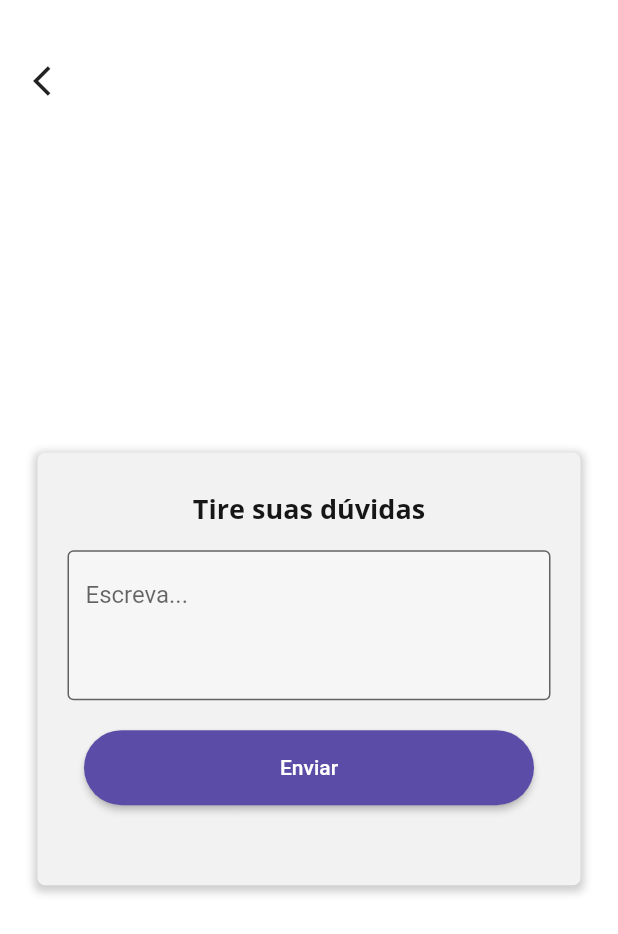
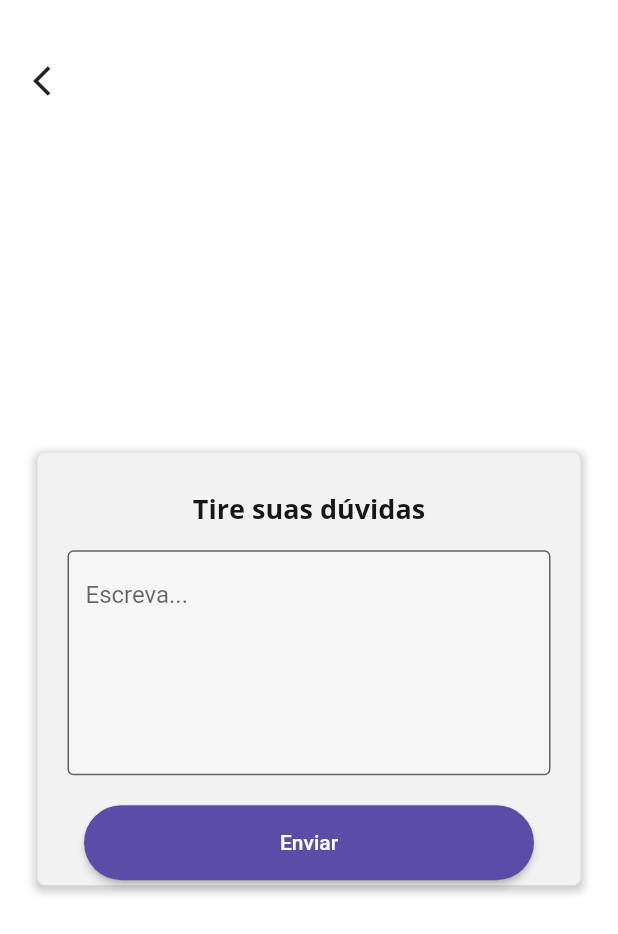
Before and after one commit to MarUguedes/Xtintas, a Flutter app: the DoubtPage screen opened by its route, on a phone screen of 412 x 824 dp. Shown: the top 934 px of the screen. Run offline on Flutter 3.47's test engine with Material 2 defaults, Android fonts, the phone set to English and light mode, and no system bars; our stand-ins replace bloc, flutter_bloc, google_fonts, shared_preferences; accounts and stored records are empty.

Commit message:
fized responsiveness

```diff
--- a/lib/presentation/views/doubt_page.dart
+++ b/lib/presentation/views/doubt_page.dart
@@ -50,7 +50,9 @@ class DoubtPage extends StatelessWidget {
                         child: Padding(
                           padding: const EdgeInsets.all(15.0),
                           child: SizedBox(
-                            height: screenSize.height * 0.35,
+                            height: screenSize.height < 700
+                                ? screenSize.height * 0.40
+                                : screenSize.height * 0.35,
                             child: Container(
                               decoration: BoxDecoration(
                                   borderRadius: BorderRadius.circular(
@@ -83,9 +85,11 @@ class DoubtPage extends StatelessWidget {
                                       Padding(
                                         padding: const EdgeInsets.all(10.0),
                                         child: SizedBox(
-                                          height: 100,
+                                          height: screenSize.height >= 800
+                                              ? 150
+                                              : 100,
                                           child: TextFormField(
-                                            maxLines: 5,
+                                            maxLines: 6,
                                             controller: controller,
                                             decoration: const InputDecoration(
                                                 hintText: Strings.helperText,
@@ -101,16 +105,19 @@ class DoubtPage extends StatelessWidget {
                                       ),
                                       const SizedBox(height: 10),
                                       ElevatedButton(
-                                          onPressed: (() async{
+                                          onPressed: (() async {
                                             final question = controller.text;
                                             if (question.isNotEmpty) {
-                                              FocusScopeNode currentFocus = FocusScope.of(context);
-                                              blocDoubt.getQuestion(controller.text);
-                                             final response= await blocDoubt.postQuestion();
-
+                                              FocusScopeNode currentFocus =
+                                                  FocusScope.of(context);
+                                              blocDoubt
+                                                  .getQuestion(controller.text);
+                                              final response = await blocDoubt
+                                                  .postQuestion();
 
                                               ScaffoldMessenger.of(context)
-                                                  .showSnackBar(showSnackBar('$response'));
+                                                  .showSnackBar(showSnackBar(
+                                                      '$response'));
                                               Navigator.of(context)
                                                   .pushReplacementNamed(
                                                       '/homePage');
--- a/lib/presentation/widgets/differentials_presentation_widget.dart
+++ b/lib/presentation/widgets/differentials_presentation_widget.dart
@@ -42,6 +42,7 @@ class _DifferentialsCardState extends State<DifferentialsCard> {
             Strings.diferencialsTitle,
             style: CustomFontStyle.subtitleStyle,
           ),
+          const SizedBox(height: 5),
           Expanded(
             child: ListView.builder(
               physics: const NeverScrollableScrollPhysics(),
@@ -53,8 +54,7 @@ class _DifferentialsCardState extends State<DifferentialsCard> {
                         Image.network(
                           widget.difereciais[index].icon!,
                           scale: 13,
-                          semanticLabel:
-                              ' Icone do diferêncial',
+                          semanticLabel: ' Icone do diferêncial',
                         ),
                         const SizedBox(
                           width: 10,
--- a/lib/presentation/widgets/ink_presentation_widget.dart
+++ b/lib/presentation/widgets/ink_presentation_widget.dart
@@ -40,7 +40,7 @@ class InkCard extends StatelessWidget {
               blurRadius: 4,
             )
           ]),
-      height: screenSize.height * 0.37,
+      height: screenSize.height<700? screenSize.height * 0.40:screenSize.height * 0.35,
       width: screenSize.width * 0.91,
       child: Padding(
         padding: const EdgeInsets.all(10.0),
```
Also changed, not shown: lib/presentation/views/home_page.dart (+7 -6 lines), lib/presentation/views/login_page.dart (+5 -5 lines).
